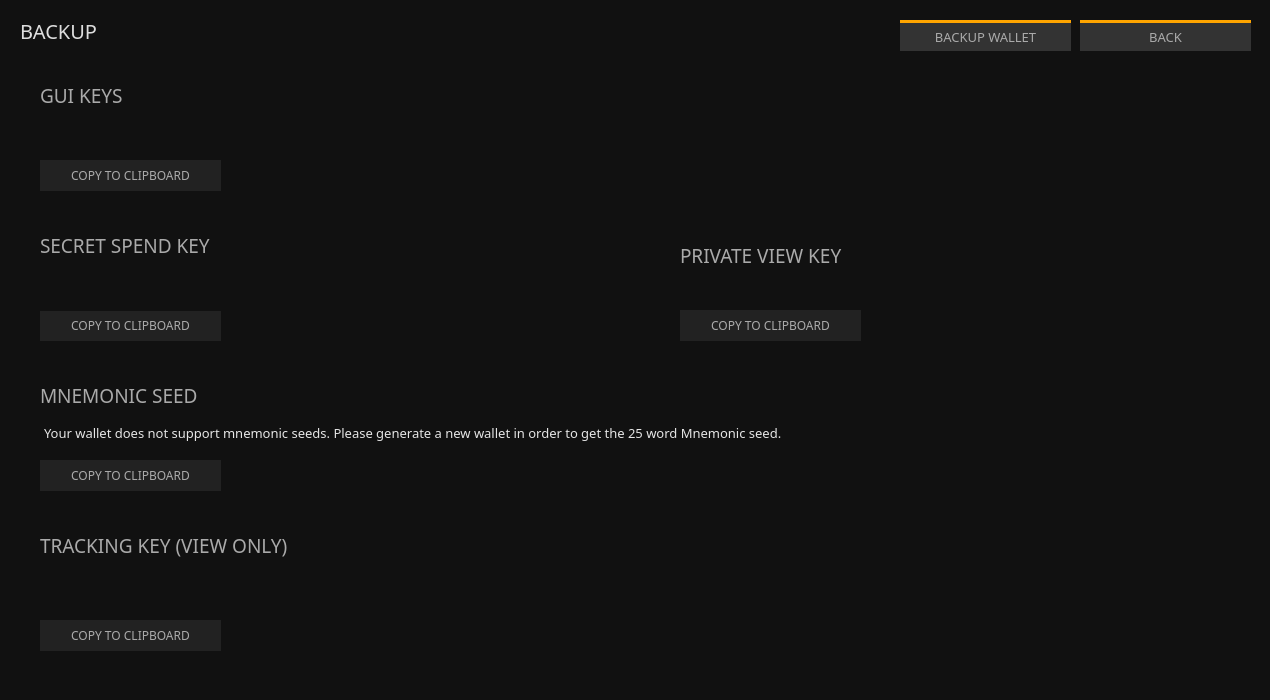
Qt form src/gui/ui/receiveframe.ui (ConcealNetwork/conceal-desktop) before a commit.
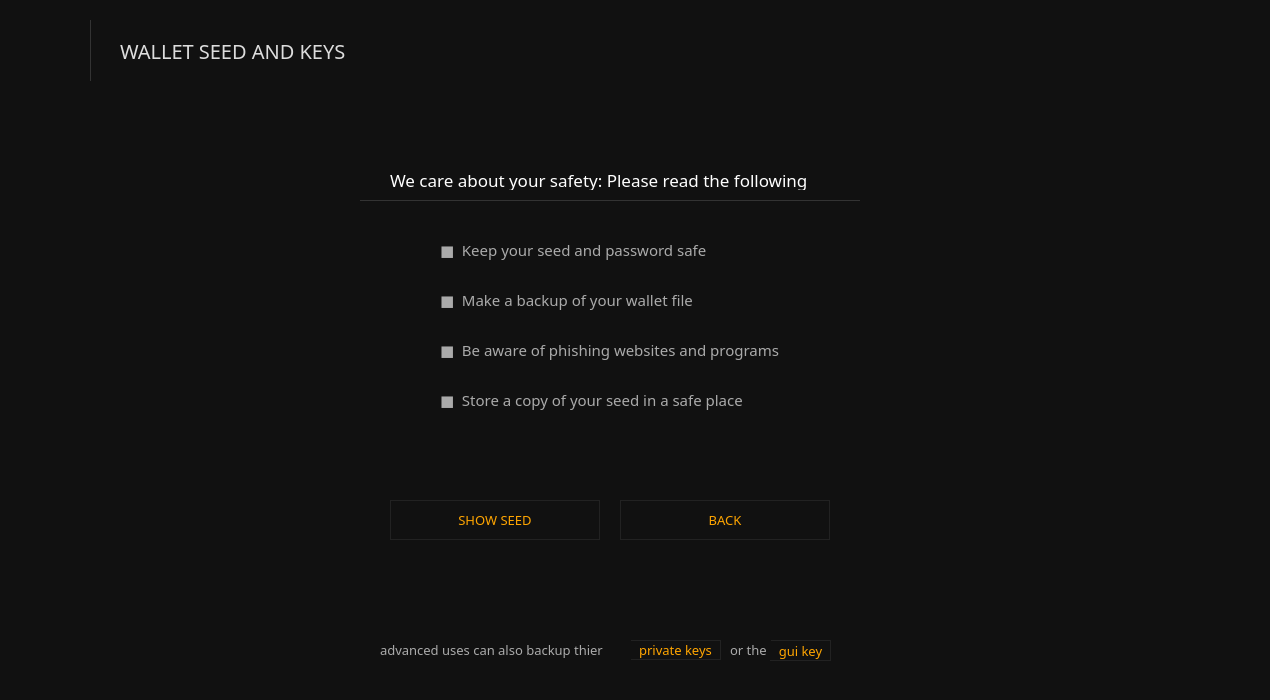
The same form after that commit. Icons and pictures are not drawn.

Commit message: new key backup screens

Patch:
```diff
--- a/src/gui/ui/receiveframe.ui
+++ b/src/gui/ui/receiveframe.ui
@@ -61,9 +61,9 @@
      <widget class="QLabel" name="label">
       <property name="geometry">
        <rect>
-        <x>20</x>
-        <y>20</y>
-        <width>101</width>
+        <x>120</x>
+        <y>40</y>
+        <width>331</width>
         <height>21</height>
        </rect>
       </property>
@@ -79,124 +79,16 @@
 font-family: Poppins;</string>
       </property>
       <property name="text">
-       <string>BACKUP</string>
+       <string>WALLET SEED AND KEYS</string>
       </property>
      </widget>
-     <widget class="QPushButton" name="m_backButton">
+     <widget class="QGroupBox" name="seedBox">
       <property name="geometry">
        <rect>
-        <x>1080</x>
-        <y>20</y>
-        <width>171</width>
-        <height>31</height>
-       </rect>
-      </property>
-      <property name="font">
-       <font>
-        <family>Poppins</family>
-        <pointsize>10</pointsize>
-       </font>
-      </property>
-      <property name="styleSheet">
-       <string notr="true">color: #aaa; background-color: #333; border-top: 3px solid orange;</string>
-      </property>
-      <property name="text">
-       <string>BACK</string>
-      </property>
-     </widget>
-     <widget class="QGroupBox" name="groupBox_2">
-      <property name="geometry">
-       <rect>
-        <x>20</x>
-        <y>520</y>
-        <width>1261</width>
-        <height>151</height>
-       </rect>
-      </property>
-      <property name="styleSheet">
-       <string notr="true">background-color: #111;</string>
-      </property>
-      <property name="title">
-       <string/>
-      </property>
-      <widget class="QTextBrowser" name="m_trackingKey">
-       <property name="geometry">
-        <rect>
-         <x>20</x>
-         <y>40</y>
-         <width>1101</width>
-         <height>61</height>
-        </rect>
-       </property>
-       <property name="font">
-        <font>
-         <family>Poppins</family>
-         <pointsize>9</pointsize>
-        </font>
-       </property>
-       <property name="styleSheet">
-        <string notr="true">color: #e5e5e5;</string>
-       </property>
-       <property name="html">
-        <string>&lt;!DOCTYPE HTML PUBLIC &quot;-//W3C//DTD HTML 4.0//EN&quot; &quot;http://www.w3.org/TR/REC-html40/strict.dtd&quot;&gt;
-&lt;html&gt;&lt;head&gt;&lt;meta name=&quot;qrichtext&quot; content=&quot;1&quot; /&gt;&lt;style type=&quot;text/css&quot;&gt;
-p, li { white-space: pre-wrap; }
-&lt;/style&gt;&lt;/head&gt;&lt;body style=&quot; font-family:'Poppins'; font-size:9pt; font-weight:400; font-style:normal;&quot;&gt;
-&lt;p style=&quot;-qt-paragraph-type:empty; margin-top:0px; margin-bottom:0px; margin-left:0px; margin-right:0px; -qt-block-indent:0; text-indent:0px;&quot;&gt;&lt;br /&gt;&lt;/p&gt;&lt;/body&gt;&lt;/html&gt;</string>
-       </property>
-      </widget>
-      <widget class="QLabel" name="label_8">
-       <property name="geometry">
-        <rect>
-         <x>20</x>
-         <y>10</y>
-         <width>261</width>
-         <height>31</height>
-        </rect>
-       </property>
-       <property name="font">
-        <font>
-         <family>Poppins</family>
-         <pointsize>14</pointsize>
-        </font>
-       </property>
-       <property name="styleSheet">
-        <string notr="true">color: #ddd; \nfont-size: 16px;\nfont-family: Poppins;</string>
-       </property>
-       <property name="text">
-        <string>TRACKING KEY (VIEW ONLY)</string>
-       </property>
-      </widget>
-      <widget class="QPushButton" name="m_copyTrackingKeyButton">
-       <property name="geometry">
-        <rect>
-         <x>20</x>
-         <y>100</y>
-         <width>181</width>
-         <height>31</height>
-        </rect>
-       </property>
-       <property name="font">
-        <font>
-         <family>Poppins</family>
-         <pointsize>9</pointsize>
-        </font>
-       </property>
-       <property name="styleSheet">
-        <string notr="true">background-color: #222; border: none;</string>
-       </property>
-       <property name="text">
-        <string>COPY TO CLIPBOARD</string>
-       </property>
-      </widget>
-     </widget>
-     <widget class="QGroupBox" name="groupBox_3">
-      <property name="geometry">
-       <rect>
-        <x>20</x>
-        <y>370</y>
-        <width>1261</width>
-        <height>141</height>
+        <x>30</x>
+        <y>100</y>
+        <width>1200</width>
+        <height>560</height>
        </rect>
       </property>
       <property name="styleSheet">
@@ -208,9 +100,9 @@
       <widget class="QLabel" name="label_7">
        <property name="geometry">
         <rect>
-         <x>20</x>
-         <y>10</y>
-         <width>171</width>
+         <x>450</x>
+         <y>90</y>
+         <width>301</width>
          <height>31</height>
         </rect>
        </property>
@@ -224,22 +116,22 @@
         <string notr="true">color: #ddd; \nfont-size: 16px;\nfont-family: Poppins;</string>
        </property>
        <property name="text">
-        <string>MNEMONIC SEED</string>
+        <string>YOUR 25 WORD MNEMONIC SEED</string>
        </property>
       </widget>
       <widget class="QTextBrowser" name="m_seed">
        <property name="geometry">
         <rect>
-         <x>20</x>
-         <y>50</y>
-         <width>1211</width>
-         <height>41</height>
+         <x>160</x>
+         <y>200</y>
+         <width>881</width>
+         <height>141</height>
         </rect>
        </property>
        <property name="font">
         <font>
          <family>Poppins</family>
-         <pointsize>9</pointsize>
+         <pointsize>14</pointsize>
         </font>
        </property>
        <property name="styleSheet">
@@ -249,17 +141,17 @@
         <string>&lt;!DOCTYPE HTML PUBLIC &quot;-//W3C//DTD HTML 4.0//EN&quot; &quot;http://www.w3.org/TR/REC-html40/strict.dtd&quot;&gt;
 &lt;html&gt;&lt;head&gt;&lt;meta name=&quot;qrichtext&quot; content=&quot;1&quot; /&gt;&lt;style type=&quot;text/css&quot;&gt;
 p, li { white-space: pre-wrap; }
-&lt;/style&gt;&lt;/head&gt;&lt;body style=&quot; font-family:'Poppins'; font-size:9pt; font-weight:400; font-style:normal;&quot;&gt;
-&lt;p style=&quot; margin-top:0px; margin-bottom:0px; margin-left:0px; margin-right:0px; -qt-block-indent:0; text-indent:0px;&quot;&gt;&lt;span style=&quot; font-size:10pt;&quot;&gt;Your wallet does not support mnemonic seeds. Please generate a new wallet in order to get the 25 word Mnemonic seed.&lt;/span&gt;&lt;/p&gt;&lt;/body&gt;&lt;/html&gt;</string>
+&lt;/style&gt;&lt;/head&gt;&lt;body style=&quot; font-family:'Poppins'; font-size:14pt; font-weight:400; font-style:normal;&quot;&gt;
+&lt;p style=&quot; margin-top:0px; margin-bottom:0px; margin-left:0px; margin-right:0px; -qt-block-indent:0; text-indent:0px;&quot;&gt;&lt;span style=&quot; font-size:11pt;&quot;&gt;Your wallet is an older format that does not support mnemonic seeds. Please generate a new wallet in order to get the 25 word Mnemonic seed and transfer your existing funds to your new wallet.&lt;/span&gt;&lt;/p&gt;&lt;/body&gt;&lt;/html&gt;</string>
        </property>
       </widget>
       <widget class="QPushButton" name="m_copySeedButton">
        <property name="geometry">
         <rect>
-         <x>20</x>
-         <y>90</y>
-         <width>181</width>
-         <height>31</height>
+         <x>380</x>
+         <y>440</y>
+         <width>210</width>
+         <height>40</height>
         </rect>
        </property>
        <property name="font">
@@ -269,106 +161,58 @@
         </font>
        </property>
        <property name="styleSheet">
-        <string notr="true">background-color: #222; border: none;</string>
+        <string notr="true">color: orange; background-color: #1; border: 1px solid #222;</string>
        </property>
        <property name="text">
-        <string>COPY TO CLIPBOARD</string>
+        <string>COPY</string>
        </property>
       </widget>
-     </widget>
-     <widget class="QGroupBox" name="groupBox_4">
-      <property name="geometry">
-       <rect>
-        <x>20</x>
-        <y>70</y>
-        <width>1261</width>
-        <height>141</height>
-       </rect>
-      </property>
-      <property name="styleSheet">
-       <string notr="true">background-color: #111;</string>
-      </property>
-      <property name="title">
-       <string/>
-      </property>
-      <widget class="QPushButton" name="m_copyGUIKeyButton">
+      <widget class="Line" name="line">
        <property name="geometry">
         <rect>
-         <x>20</x>
-         <y>90</y>
-         <width>181</width>
-         <height>31</height>
+         <x>450</x>
+         <y>130</y>
+         <width>300</width>
+         <height>1</height>
         </rect>
        </property>
-       <property name="font">
-        <font>
-         <family>Poppins</family>
-         <pointsize>9</pointsize>
-        </font>
-       </property>
        <property name="styleSheet">
-        <string notr="true">background-color: #222; border: none;</string>
+        <string notr="true">background-color: #333;</string>
        </property>
-       <property name="text">
-        <string>COPY TO CLIPBOARD</string>
+       <property name="orientation">
+        <enum>Qt::Horizontal</enum>
        </property>
       </widget>
-      <widget class="QLabel" name="label_2">
+      <widget class="QPushButton" name="m_backButton_2">
        <property name="geometry">
         <rect>
-         <x>20</x>
-         <y>10</y>
-         <width>91</width>
-         <height>31</height>
+         <x>610</x>
+         <y>440</y>
+         <width>210</width>
+         <height>40</height>
         </rect>
        </property>
        <property name="font">
         <font>
          <family>Poppins</family>
-         <pointsize>14</pointsize>
+         <pointsize>10</pointsize>
         </font>
        </property>
        <property name="styleSheet">
-        <string notr="true">color: #ddd; \nfont-size: 16px;\nfont-family: Poppins;</string>
+        <string notr="true">color: orange; background-color: #1; border: 1px solid #222;</string>
        </property>
        <property name="text">
-        <string>GUI KEYS</string>
+        <string>BACK</string>
        </property>
       </widget>
-      <widget class="QTextBrowser" name="m_guiKey">
-       <property name="geometry">
-        <rect>
-         <x>20</x>
-         <y>50</y>
-         <width>1111</width>
-         <height>31</height>
-        </rect>
-       </property>
-       <property name="font">
-        <font>
-         <family>Poppins</family>
-         <pointsize>9</pointsize>
-        </font>
-       </property>
-       <property name="styleSheet">
-        <string notr="true">color: #e5e5e5;</string>
-       </property>
-       <property name="html">
-        <string>&lt;!DOCTYPE HTML PUBLIC &quot;-//W3C//DTD HTML 4.0//EN&quot; &quot;http://www.w3.org/TR/REC-html40/strict.dtd&quot;&gt;
-&lt;html&gt;&lt;head&gt;&lt;meta name=&quot;qrichtext&quot; content=&quot;1&quot; /&gt;&lt;style type=&quot;text/css&quot;&gt;
-p, li { white-space: pre-wrap; }
-&lt;/style&gt;&lt;/head&gt;&lt;body style=&quot; font-family:'Poppins'; font-size:9pt; font-weight:400; font-style:normal;&quot;&gt;
-&lt;p style=&quot;-qt-paragraph-type:empty; margin-top:0px; margin-bottom:0px; margin-left:0px; margin-right:0px; -qt-block-indent:0; text-indent:0px;&quot;&gt;&lt;br /&gt;&lt;/p&gt;&lt;/body&gt;&lt;/html&gt;</string>
-       </property>
-      </widget>
      </widget>
      <widget class="QGroupBox" name="groupBox_5">
       <property name="geometry">
        <rect>
-        <x>20</x>
-        <y>220</y>
-        <width>1261</width>
-        <height>141</height>
+        <x>30</x>
+        <y>100</y>
+        <width>1200</width>
+        <height>560</height>
        </rect>
       </property>
       <property name="styleSheet">
@@ -380,10 +224,10 @@
       <widget class="QPushButton" name="m_copySpendKeyButton">
        <property name="geometry">
         <rect>
-         <x>20</x>
-         <y>90</y>
-         <width>181</width>
-         <height>31</height>
+         <x>230</x>
+         <y>440</y>
+         <width>240</width>
+         <height>40</height>
         </rect>
        </property>
        <property name="font">
@@ -393,17 +237,17 @@
         </font>
        </property>
        <property name="styleSheet">
-        <string notr="true">background-color: #222; border: none;</string>
+        <string notr="true">color: orange; background-color: #1; border: 1px solid #222;</string>
        </property>
        <property name="text">
-        <string>COPY TO CLIPBOARD</string>
+        <string>COPY SPEND KEY</string>
        </property>
       </widget>
       <widget class="QLabel" name="label_5">
        <property name="geometry">
         <rect>
-         <x>20</x>
-         <y>10</y>
+         <x>520</x>
+         <y>70</y>
          <width>200</width>
          <height>30</height>
         </rect>
@@ -424,8 +268,8 @@
       <widget class="QLabel" name="label_6">
        <property name="geometry">
         <rect>
-         <x>660</x>
-         <y>20</y>
+         <x>530</x>
+         <y>260</y>
          <width>200</width>
          <height>30</height>
         </rect>
@@ -446,10 +290,10 @@
       <widget class="QTextBrowser" name="m_spendKey">
        <property name="geometry">
         <rect>
-         <x>20</x>
-         <y>50</y>
-         <width>501</width>
-         <height>41</height>
+         <x>380</x>
+         <y>150</y>
+         <width>470</width>
+         <height>51</height>
         </rect>
        </property>
        <property name="font">
@@ -466,16 +310,16 @@
 &lt;html&gt;&lt;head&gt;&lt;meta name=&quot;qrichtext&quot; content=&quot;1&quot; /&gt;&lt;style type=&quot;text/css&quot;&gt;
 p, li { white-space: pre-wrap; }
 &lt;/style&gt;&lt;/head&gt;&lt;body style=&quot; font-family:'Poppins'; font-size:9pt; font-weight:400; font-style:normal;&quot;&gt;
-&lt;p style=&quot;-qt-paragraph-type:empty; margin-top:0px; margin-bottom:0px; margin-left:0px; margin-right:0px; -qt-block-indent:0; text-indent:0px; font-family:'Courier'; font-size:10pt;&quot;&gt;&lt;br /&gt;&lt;/p&gt;&lt;/body&gt;&lt;/html&gt;</string>
+&lt;p style=&quot; margin-top:0px; margin-bottom:0px; margin-left:0px; margin-right:0px; -qt-block-indent:0; text-indent:0px;&quot;&gt;&lt;span style=&quot; font-family:'Courier'; font-size:10pt;&quot;&gt;secret spend key goes here&lt;/span&gt;&lt;/p&gt;&lt;/body&gt;&lt;/html&gt;</string>
        </property>
       </widget>
       <widget class="QTextBrowser" name="m_viewKey">
        <property name="geometry">
         <rect>
-         <x>660</x>
-         <y>50</y>
-         <width>471</width>
-         <height>41</height>
+         <x>380</x>
+         <y>330</y>
+         <width>470</width>
+         <height>51</height>
         </rect>
        </property>
        <property name="font">
@@ -492,16 +336,16 @@
 &lt;html&gt;&lt;head&gt;&lt;meta name=&quot;qrichtext&quot; content=&quot;1&quot; /&gt;&lt;style type=&quot;text/css&quot;&gt;
 p, li { white-space: pre-wrap; }
 &lt;/style&gt;&lt;/head&gt;&lt;body style=&quot; font-family:'Poppins'; font-size:9pt; font-weight:400; font-style:normal;&quot;&gt;
-&lt;p style=&quot;-qt-paragraph-type:empty; margin-top:0px; margin-bottom:0px; margin-left:0px; margin-right:0px; -qt-block-indent:0; text-indent:0px; font-family:'Courier'; font-size:10pt;&quot;&gt;&lt;br /&gt;&lt;/p&gt;&lt;/body&gt;&lt;/html&gt;</string>
+&lt;p style=&quot; margin-top:0px; margin-bottom:0px; margin-left:0px; margin-right:0px; -qt-block-indent:0; text-indent:0px;&quot;&gt;&lt;span style=&quot; font-family:'Courier'; font-size:10pt;&quot;&gt;secret view key goes here&lt;/span&gt;&lt;/p&gt;&lt;/body&gt;&lt;/html&gt;</string>
        </property>
       </widget>
       <widget class="QPushButton" name="m_copyViewKeyButton">
        <property name="geometry">
         <rect>
-         <x>660</x>
-         <y>90</y>
-         <width>181</width>
-         <height>31</height>
+         <x>490</x>
+         <y>440</y>
+         <width>240</width>
+         <height>40</height>
         </rect>
        </property>
        <property name="font">
@@ -511,35 +355,458 @@
         </font>
        </property>
        <property name="styleSheet">
-        <string notr="true">background-color: #222; border: none;</string>
+        <string notr="true">color: orange; background-color: #1; border: 1px solid #222;</string>
        </property>
        <property name="text">
-        <string>COPY TO CLIPBOARD</string>
+        <string>COPY VIEW KEY</string>
        </property>
       </widget>
      </widget>
-     <widget class="QPushButton" name="m_backupButton">
+     <widget class="QGroupBox" name="introBox">
       <property name="geometry">
        <rect>
-        <x>900</x>
-        <y>20</y>
-        <width>171</width>
-        <height>31</height>
+        <x>30</x>
+        <y>100</y>
+        <width>1201</width>
+        <height>561</height>
        </rect>
       </property>
-      <property name="font">
-       <font>
-        <family>Poppins</family>
-        <pointsize>10</pointsize>
-       </font>
+      <property name="title">
+       <string/>
       </property>
-      <property name="styleSheet">
-       <string notr="true">color: #aaa; background-color: #333; border-top: 3px solid orange;</string>
+      <widget class="QLabel" name="label_3">
+       <property name="geometry">
+        <rect>
+         <x>410</x>
+         <y>140</y>
+         <width>401</width>
+         <height>20</height>
+        </rect>
+       </property>
+       <property name="font">
+        <font>
+         <family>Poppins</family>
+         <pointsize>11</pointsize>
+        </font>
+       </property>
+       <property name="text">
+        <string>■  Keep your seed and password safe</string>
+       </property>
+      </widget>
+      <widget class="QLabel" name="label_4">
+       <property name="geometry">
+        <rect>
+         <x>410</x>
+         <y>190</y>
+         <width>401</width>
+         <height>20</height>
+        </rect>
+       </property>
+       <property name="font">
+        <font>
+         <family>Poppins</family>
+         <pointsize>11</pointsize>
+        </font>
+       </property>
+       <property name="text">
+        <string>■  Make a backup of your wallet file</string>
+       </property>
+      </widget>
+      <widget class="QLabel" name="label_8">
+       <property name="geometry">
+        <rect>
+         <x>410</x>
+         <y>240</y>
+         <width>401</width>
+         <height>20</height>
+        </rect>
+       </property>
+       <property name="font">
+        <font>
+         <family>Poppins</family>
+         <pointsize>11</pointsize>
+        </font>
+       </property>
+       <property name="text">
+        <string>■  Be aware of phishing websites and programs</string>
+       </property>
+      </widget>
+      <widget class="QLabel" name="label_9">
+       <property name="geometry">
+        <rect>
+         <x>410</x>
+         <y>290</y>
+         <width>401</width>
+         <height>20</height>
+        </rect>
+       </property>
+       <property name="font">
+        <font>
+         <family>Poppins</family>
+         <pointsize>11</pointsize>
+        </font>
+       </property>
+       <property name="text">
+        <string>■  Store a copy of your seed in a safe place</string>
+       </property>
+      </widget>
+      <widget class="QLabel" name="label_10">
+       <property name="geometry">
+        <rect>
+         <x>360</x>
+         <y>70</y>
+         <width>461</width>
+         <height>20</height>
+        </rect>
+       </property>
+       <property name="font">
+        <font>
+         <family>Poppins</family>
+         <pointsize>13</pointsize>
+        </font>
+       </property>
+       <property name="styleSheet">
+        <string notr="true">color: white;</string>
+       </property>
+       <property name="text">
+        <string>We care about your safety: Please read the following</string>
+       </property>
+      </widget>
+      <widget class="QPushButton" name="m_showSeed">
+       <property name="geometry">
+        <rect>
+         <x>360</x>
+         <y>400</y>
+         <width>210</width>
+         <height>40</height>
+        </rect>
+       </property>
+       <property name="minimumSize">
+        <size>
+         <width>171</width>
+         <height>40</height>
+        </size>
+       </property>
+       <property name="maximumSize">
+        <size>
+         <width>16777215</width>
+         <height>31</height>
+        </size>
+       </property>
+       <property name="font">
+        <font>
+         <family>Poppins</family>
+         <pointsize>10</pointsize>
+         <weight>50</weight>
+         <bold>false</bold>
+        </font>
+       </property>
+       <property name="styleSheet">
+        <string notr="true">color: orange; background-color: #1; border: 1px solid #222;</string>
+       </property>
+       <property name="text">
+        <string>SHOW SEED</string>
+       </property>
+      </widget>
+      <widget class="QPushButton" name="m_backButton">
+       <property name="geometry">
+        <rect>
+         <x>590</x>
+         <y>400</y>
+         <width>210</width>
+         <height>40</height>
+        </rect>
+       </property>
+       <property name="font">
+        <font>
+         <family>Poppins</family>
+         <pointsize>10</pointsize>
+        </font>
+       </property>
+       <property name="styleSheet">
+        <string notr="true">color: orange; background-color: #1; border: 1px solid #222;</string>
+       </property>
+       <property name="text">
+        <string>BACK</string>
+       </property>
+      </widget>
+      <widget class="QPushButton" name="m_showGUI">
+       <property name="geometry">
+        <rect>
+         <x>600</x>
+         <y>540</y>
+         <width>91</width>
+         <height>20</height>
+        </rect>
+       </property>
+       <property name="font">
+        <font>
+         <family>Poppins</family>
+         <pointsize>10</pointsize>
+        </font>
+       </property>
+       <property name="styleSheet">
+        <string notr="true">color: orange; background-color: #1; border: 1px solid #222;</string>
+       </property>
+       <property name="text">
+        <string>private keys</string>
+       </property>
+      </widget>
+      <widget class="Line" name="line_2">
+       <property name="geometry">
+        <rect>
+         <x>330</x>
+         <y>100</y>
+         <width>500</width>
+         <height>1</height>
+        </rect>
+       </property>
+       <property name="styleSheet">
+        <string notr="true">background-color: #333;</string>
+       </property>
+       <property name="orientation">
+        <enum>Qt::Horizontal</enum>
+       </property>
+      </widget>
+      <widget class="QPushButton" name="m_showGui">
+       <property name="geometry">
+        <rect>
+         <x>740</x>
+         <y>540</y>
+         <width>61</width>
+         <height>21</height>
+        </rect>
+       </property>
+       <property name="font">
+        <font>
+         <family>Poppins</family>
+         <pointsize>10</pointsize>
+        </font>
+       </property>
+       <property name="styleSheet">
+        <string notr="true">color: orange; background-color: #1; border: 1px solid #222;</string>
+       </property>
+       <property name="text">
+        <string>gui key</string>
+       </property>
+      </widget>
+      <widget class="QLabel" name="label_12">
+       <property name="geometry">
+        <rect>
+         <x>350</x>
+         <y>540</y>
+         <width>251</width>
+         <height>20</height>
+        </rect>
+       </property>
+       <property name="font">
+        <font>
+         <family>Poppins</family>
+         <pointsize>10</pointsize>
+        </font>
+       </property>
+       <property name="styleSheet">
+        <string notr="true">color: #aaa;</string>
+       </property>
+       <property name="text">
+        <string>advanced uses can also backup thier</string>
+       </property>
+      </widget>
+      <widget class="QLabel" name="label_13">
+       <property name="geometry">
+        <rect>
+         <x>700</x>
+         <y>540</y>
+         <width>41</width>
+         <height>20</height>
+        </rect>
+       </property>
+       <property name="font">
+        <font>
+         <family>Poppins</family>
+         <pointsize>10</pointsize>
+        </font>
+       </property>
+       <property name="styleSheet">
+        <string notr="true">color: #aaa;</string>
+       </property>
+       <property name="text">
+        <string>or the</string>
+       </property>
+      </widget>
+      <zorder>m_backButton</zorder>
+      <zorder>label_3</zorder>
+      <zorder>label_4</zorder>
+      <zorder>label_8</zorder>
+      <zorder>label_9</zorder>
+      <zorder>label_10</zorder>
+      <zorder>m_showSeed</zorder>
+      <zorder>m_showGUI</zorder>
+      <zorder>line_2</zorder>
+      <zorder>m_showGui</zorder>
+      <zorder>label_12</zorder>
+      <zorder>label_13</zorder>
+     </widget>
+     <widget class="QLabel" name="label_11">
+      <property name="geometry">
+       <rect>
+        <x>20</x>
+        <y>10</y>
+        <width>61</width>
+        <height>71</height>
+       </rect>
       </property>
       <property name="text">
-       <string>BACKUP WALLET</string>
+       <string>&lt;html&gt;&lt;head/&gt;&lt;body&gt;&lt;p&gt;&lt;img src=&quot;:/images/conceal-small.png&quot;/&gt;&lt;/p&gt;&lt;/body&gt;&lt;/html&gt;</string>
       </property>
      </widget>
+     <widget class="Line" name="logoLine">
+      <property name="geometry">
+       <rect>
+        <x>90</x>
+        <y>20</y>
+        <width>1</width>
+        <height>61</height>
+       </rect>
+      </property>
+      <property name="styleSheet">
+       <string notr="true">background-color: #333;</string>
+      </property>
+      <property name="orientation">
+       <enum>Qt::Vertical</enum>
+      </property>
+     </widget>
+     <widget class="QGroupBox" name="guiKeyBox">
+      <property name="geometry">
+       <rect>
+        <x>30</x>
+        <y>100</y>
+        <width>1200</width>
+        <height>560</height>
+       </rect>
+      </property>
+      <property name="styleSheet">
+       <string notr="true">background-color: #111;</string>
+      </property>
+      <property name="title">
+       <string/>
+      </property>
+      <widget class="QPushButton" name="m_copyGUIKeyButton">
+       <property name="geometry">
+        <rect>
+         <x>380</x>
+         <y>440</y>
+         <width>210</width>
+         <height>40</height>
+        </rect>
+       </property>
+       <property name="font">
+        <font>
+         <family>Poppins</family>
+         <pointsize>9</pointsize>
+        </font>
+       </property>
+       <property name="styleSheet">
+        <string notr="true">color: orange; background-color: #1; border: 1px solid #222;</string>
+       </property>
+       <property name="text">
+        <string>COPY</string>
+       </property>
+      </widget>
+      <widget class="QLabel" name="label_2">
+       <property name="geometry">
+        <rect>
+         <x>530</x>
+         <y>90</y>
+         <width>131</width>
+         <height>31</height>
+        </rect>
+       </property>
+       <property name="font">
+        <font>
+         <family>Poppins</family>
+         <pointsize>14</pointsize>
+        </font>
+       </property>
+       <property name="styleSheet">
+        <string notr="true">color: #ddd; \nfont-size: 16px;\nfont-family: Poppins;</string>
+       </property>
+       <property name="text">
+        <string>YOUR GUI KEY</string>
+       </property>
+      </widget>
+      <widget class="QTextBrowser" name="m_guiKey">
+       <property name="geometry">
+        <rect>
+         <x>190</x>
+         <y>190</y>
+         <width>821</width>
+         <height>91</height>
+        </rect>
+       </property>
+       <property name="font">
+        <font>
+         <family>Poppins</family>
+         <pointsize>9</pointsize>
+        </font>
+       </property>
+       <property name="styleSheet">
+        <string notr="true">color: #e5e5e5;</string>
+       </property>
+       <property name="html">
+        <string>&lt;!DOCTYPE HTML PUBLIC &quot;-//W3C//DTD HTML 4.0//EN&quot; &quot;http://www.w3.org/TR/REC-html40/strict.dtd&quot;&gt;
+&lt;html&gt;&lt;head&gt;&lt;meta name=&quot;qrichtext&quot; content=&quot;1&quot; /&gt;&lt;style type=&quot;text/css&quot;&gt;
+p, li { white-space: pre-wrap; }
+&lt;/style&gt;&lt;/head&gt;&lt;body style=&quot; font-family:'Poppins'; font-size:9pt; font-weight:400; font-style:normal;&quot;&gt;
+&lt;p style=&quot; margin-top:0px; margin-bottom:0px; margin-left:0px; margin-right:0px; -qt-block-indent:0; text-indent:0px;&quot;&gt;&lt;span style=&quot; font-size:11pt;&quot;&gt;gui key goes here&lt;/span&gt;&lt;/p&gt;&lt;/body&gt;&lt;/html&gt;</string>
+       </property>
+      </widget>
+      <widget class="QPushButton" name="m_backButton_3">
+       <property name="geometry">
+        <rect>
+         <x>610</x>
+         <y>440</y>
+         <width>210</width>
+         <height>40</height>
+        </rect>
+       </property>
+       <property name="font">
+        <font>
+         <family>Poppins</family>
+         <pointsize>10</pointsize>
+        </font>
+       </property>
+       <property name="styleSheet">
+        <string notr="true">color: orange; background-color: #1; border: 1px solid #222;</string>
+       </property>
+       <property name="text">
+        <string>DASHBOARD</string>
+       </property>
+      </widget>
+      <widget class="Line" name="line_3">
+       <property name="geometry">
+        <rect>
+         <x>440</x>
+         <y>120</y>
+         <width>300</width>
+         <height>1</height>
+        </rect>
+       </property>
+       <property name="styleSheet">
+        <string notr="true">background-color: #333;</string>
+       </property>
+       <property name="orientation">
+        <enum>Qt::Horizontal</enum>
+       </property>
+      </widget>
+     </widget>
+     <zorder>guiKeyBox</zorder>
+     <zorder>label</zorder>
+     <zorder>label_11</zorder>
+     <zorder>logoLine</zorder>
+     <zorder>seedBox</zorder>
+     <zorder>privateKeyBox</zorder>
+     <zorder>introBox</zorder>
     </widget>
    </item>
   </layout>
```
Left out of the diff: 181 changed lines with no effect on the pictures. The commit also changes 6 other files.
